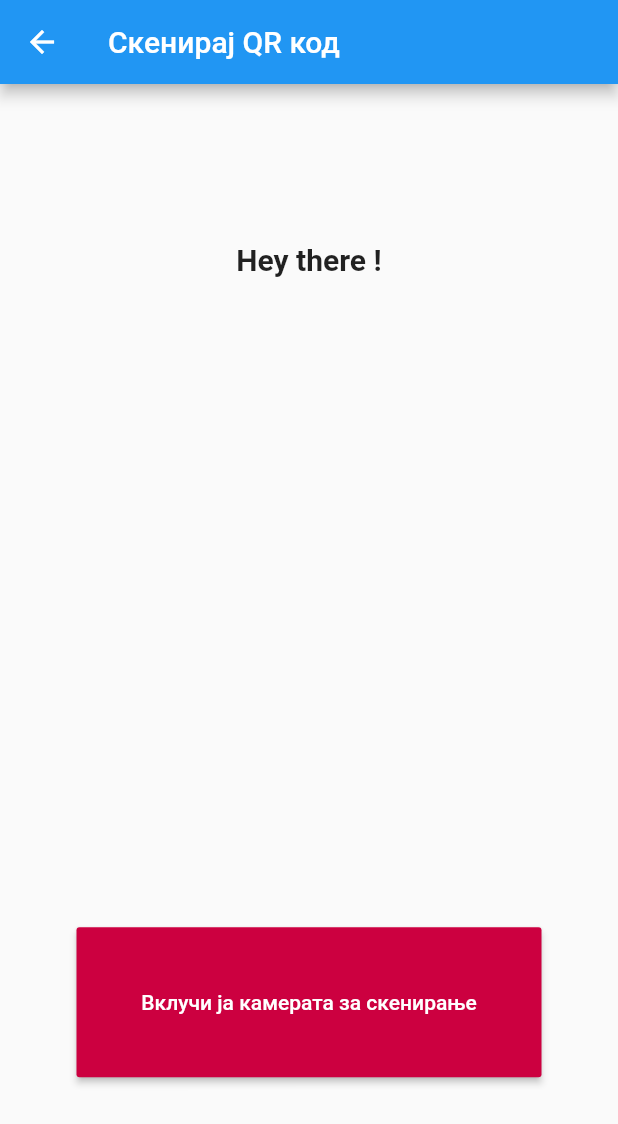
After one commit to aavramovic/insurhack_izveshtaj_app, a Flutter app: the screen it shows after launch, after a tap on "Скенирај постоечки QR код", on a phone screen of 412 x 824 dp. The commit adds this screen. Shown: the top 1124 px of the screen. Run offline on Flutter 3.47's test engine with Material 2 defaults, Android fonts, the phone set to English and light mode, and no system bars; our stand-ins replace font_awesome_flutter, image_picker, location, qr_flutter, rflutter_alert; missing offline and left inert: barcode_scan, qr_code_scanner; accounts and stored records are empty.

Commit message:
sreden qr kod skener

```diff
--- a/lib/main.dart
+++ b/lib/main.dart
@@ -2,6 +2,7 @@ import 'package:flutter/material.dart';
 import 'package:provider/provider.dart';
 import 'screens/prestart_check_screen.dart';
 import 'package:insurhack_izveshtaj_app/providers/izveshtai.dart';
+import 'package:insurhack_izveshtaj_app/screens/qr_scan.dart';
 
 void main() => runApp(MyApp());
 
@@ -48,16 +49,32 @@ class _MyHomePageState extends State<MyHomePage> {
         child: Column(
           mainAxisAlignment: MainAxisAlignment.center,
           children: <Widget>[
+            SizedBox(height: 100.0,),
             ButtonTheme(
-              minWidth: 200.0,
+              minWidth: 310.0,
               height: 100.0,
               child: RaisedButton(
-                child: Text("Нов Извештај"),
+                child: Text("Нов Извештај", textScaleFactor: 1.5,),
                 textColor: _colorWhite,
                 color: _colorSecondary,
                 onPressed: () {
                   Navigator.of(context).push(MaterialPageRoute(builder: (_) {
                     return PreStartCheck();
+                  }));
+                },
+              ),
+            ),
+            SizedBox(height: 10.0,),
+            ButtonTheme(
+              minWidth: 310.0,
+              height: 100.0,
+              child: RaisedButton(
+                child: Text("Скенирај постоечки QR код", textScaleFactor: 1.5,),
+                textColor: _colorWhite,
+                color: _colorSecondary,
+                onPressed: () {
+                  Navigator.of(context).push(MaterialPageRoute(builder: (_) {
+                    return QRViewExample();
                   }));
                 },
               ),
--- a/lib/providers/izveshtai.dart
+++ b/lib/providers/izveshtai.dart
@@ -37,4 +37,8 @@ class Izveshtai with ChangeNotifier {
       throw(error);
     }
   }
+
+  void setQRCode(String qrcode) {
+    _brojNaIzveshtaj = qrcode;
+  }
 }
--- a/lib/screens/confirmation_screen.dart
+++ b/lib/screens/confirmation_screen.dart
@@ -1,6 +1,7 @@
 import 'package:flutter/material.dart';
 import 'package:insurhack_izveshtaj_app/main.dart';
 
+import 'package:insurhack_izveshtaj_app/screens/start_new_screen.dart';
 
 class Confirmation extends StatefulWidget {
   @override
@@ -37,7 +38,9 @@ class _ConfirmationState extends State<Confirmation> {
                             child: RaisedButton(
                               child: Text("Submit"),
                               onPressed: () {
-                                return MyApp();
+                                Navigator.of(context).push(MaterialPageRoute(builder: (_) {
+                                  return StartNew();
+                                }));
                               },
                             ),
                           )
--- /dev/null
+++ b/lib/screens/qr_scan.dart
@@ -0,0 +1,148 @@
+import 'dart:async';
+
+import 'package:flutter/material.dart';
+import 'package:flutter/rendering.dart';
+import 'package:insurhack_izveshtaj_app/providers/izveshtai.dart';
+import 'package:flutter/services.dart';
+import 'package:insurhack_izveshtaj_app/screens/main_form_screen.dart';
+
+
+import 'package:qr_code_scanner/qr_code_scanner.dart';
+import 'package:provider/provider.dart';
+import 'package:barcode_scan/barcode_scan.dart';
+
+
+class QRViewExample extends StatefulWidget {
+  @override
+  _QRViewExampleState createState() => _QRViewExampleState();
+}
+
+
+class _QRViewExampleState extends State<QRViewExample> {
+
+  static const _colorPrimary = Color.fromRGBO(0,145,100, 1);
+  static const _colorSecondary = Color.fromRGBO(204,0,64, 1);
+  static const _colorTertiary = Color.fromRGBO(0,0,120,1);
+  static const _colorRed = Color.fromRGBO(245, 7, 7, 1);
+  static const _colorWhite = Color.fromRGBO(255, 255, 255, 1);
+  /*
+  final GlobalKey qrKey = GlobalKey(debugLabel: 'QR');
+  var qrText = "";
+  QRViewController controller;
+
+  @override
+  Widget build(BuildContext context) {
+    return Scaffold(
+      body: Column(
+        children: <Widget>[
+          Expanded(
+            flex: 5,
+            child: QRView(
+              key: qrKey,
+              onQRViewCreated: _onQRViewCreated,
+            ),
+          ),
+          Expanded(
+            flex: 1,
+            child: Center(
+              child: Text('Вашиот код е: $qrText'),
+            ),
+          )
+        ],
+      ),
+    );
+  }
+
+  void _onQRViewCreated(QRViewController controller) {
+    this.controller = controller;
+    controller.scannedDataStream.listen((scanData) {
+      setState(() {
+        qrText = scanData;
+      });
+      Provider.of<Izveshtai>(context, listen: false).setQRCode(qrText);
+    });
+  }
+
+  @override
+  void dispose() {
+    controller?.dispose();
+    super.dispose();
+  }
+  */
+
+
+  String result = "Hey there !";
+  bool success = false;
+
+  Future _scanQR() async {
+    try {
+      String qrResult = await BarcodeScanner.scan();
+      setState(() {
+        result = "Кодот е успешно скениран";
+        success = true;
+        Provider.of<Izveshtai>(context, listen: false).setQRCode(qrResult);
+      });
+    } on PlatformException catch (ex) {
+      if (ex.code == BarcodeScanner.CameraAccessDenied) {
+        setState(() {
+          result = "Не дозволивте пристап до камерата";
+        });
+      } else {
+        setState(() {
+          result = "Непозната грешка $ex";
+        });
+      }
+    } on FormatException {
+      setState(() {
+        result = "Не скениравте ништо, пробајте повторно";
+      });
+    } catch (ex) {
+      setState(() {
+        result = "Непозната грешка $ex";
+      });
+    }
+  }
+
+  @override
+  Widget build(BuildContext context) {
+    return Scaffold(
+      appBar: AppBar(
+        title: Text("Скенирај QR код"),
+      ),
+      body: Center(
+        child: Column(
+          mainAxisAlignment: MainAxisAlignment.spaceAround,
+          children: <Widget>[
+            Text(
+              result,
+              style: new TextStyle(fontSize: 20.0, fontWeight: FontWeight.bold),
+              textAlign: TextAlign.center,
+            ),
+            SizedBox(height: 10.0,),
+            ButtonTheme(
+              minWidth: 310.0,
+              height: 100.0,
+              child: RaisedButton(
+                child: success ? Text("Продолжи") : Text("Вклучи ја камерата за скенирање",),
+                textColor: _colorWhite,
+                color: _colorSecondary,
+                onPressed: success
+                    ? () { Navigator.of(context).push(MaterialPageRoute(builder: (_) { return MainFormScreen(); } )); }
+                    : _scanQR,
+              ),
+            ),
+
+          ],
+        ),
+      ),
+      /*
+      floatingActionButton: FloatingActionButton.extended(
+        icon: Icon(Icons.camera_alt),
+        label: Text("Вклучи ја камерата за скенирање"),
+        onPressed: _scanQR,
+      ),
+      floatingActionButtonLocation: FloatingActionButtonLocation.centerFloat,
+       */
+    );
+  }
+}
--- a/pubspec.yaml
+++ b/pubspec.yaml
@@ -28,6 +28,8 @@ dependencies:
   path_provider:
   barcode_scan:
   qr_flutter:
+  qr_code_scanner:
+    #fast_qr_reader_view:
   rflutter_alert:
   image_picker:
   path:
```
Also changed, not shown: lib/screens/main_form_screen.dart (+9 -1 lines), lib/screens/qr_generated_code_screen.dart (added, +52 -0 lines), pubspec.lock, 3 other files.
